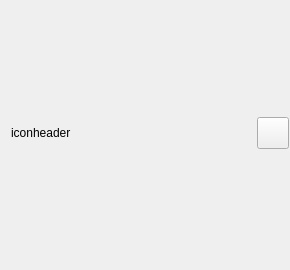
Qt form qimgv/gui/overlays/copyoverlay.ui (do-i/thumbgrid) before a commit.
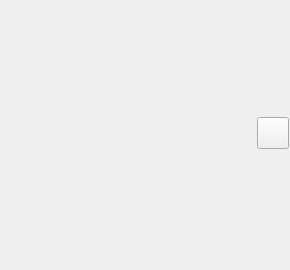
The same form after that commit. Icons and pictures are not drawn.

Patch:
```diff
--- a/qimgv/gui/overlays/copyoverlay.ui
+++ b/qimgv/gui/overlays/copyoverlay.ui
@@ -65,7 +65,7 @@
       <item>
        <widget class="QLabel" name="headerIcon">
         <property name="text">
-         <string>icon</string>
+         <string notr="true"/>
         </property>
        </widget>
       </item>
@@ -81,7 +81,7 @@
          <string>OverlayHeaderLabel</string>
         </property>
         <property name="text">
-         <string>header</string>
+         <string notr="true"/>
         </property>
         <property name="margin">
          <number>0</number>
```
Left out of the diff: 16 changed lines with no effect on the pictures.
